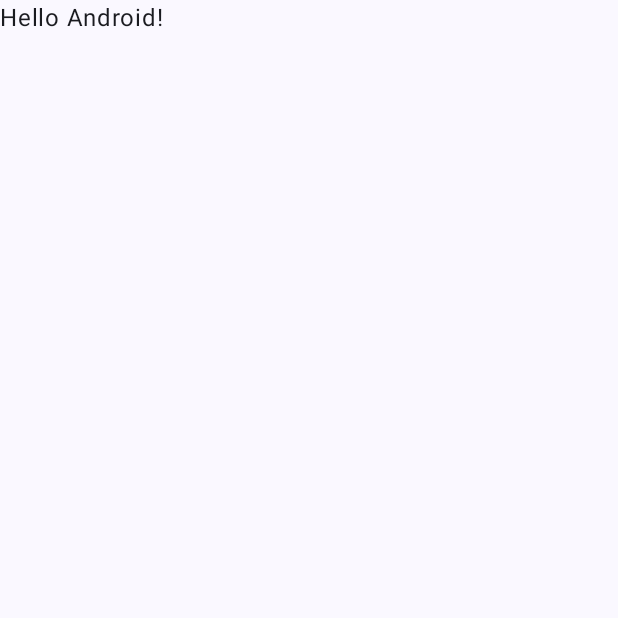
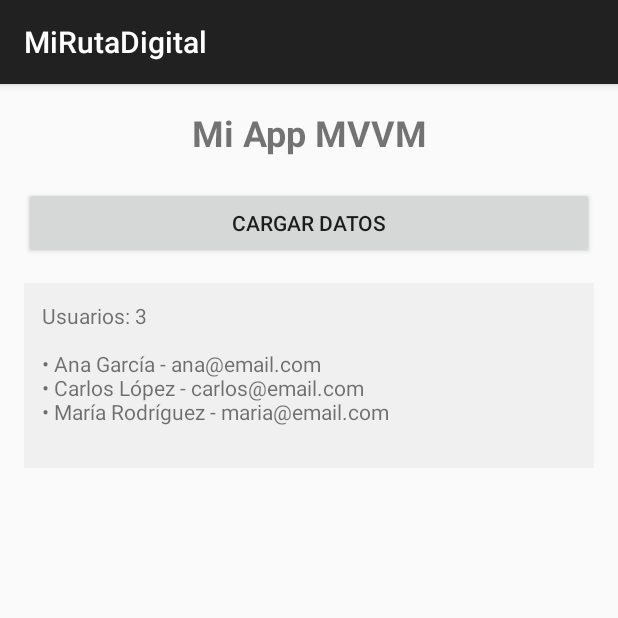
Before and after one commit to EricDiazDeLeon/TSP-Ene-JUn-2025, an Android app built with Jetpack Compose: the screen it shows after launch (MainActivity), on a phone screen of 412 x 824 dp, the top half of it. Before the commit the part shown is almost empty. Run offline under Robolectric (Android 15) with nearby library versions, the phone set to English and light mode, and no system bars.

Commit message:
MVVM (Not final)

```diff
--- a/MiRutaDigital/app/src/main/java/com/example/mirutadigital/MainActivity.kt
+++ /dev/null
@@ -1,47 +0,0 @@
-package com.example.mirutadigital
-
-import android.os.Bundle
-import androidx.activity.ComponentActivity
-import androidx.activity.compose.setContent
-import androidx.activity.enableEdgeToEdge
-import androidx.compose.foundation.layout.fillMaxSize
-import androidx.compose.foundation.layout.padding
-import androidx.compose.material3.Scaffold
-import androidx.compose.material3.Text
-import androidx.compose.runtime.Composable
-import androidx.compose.ui.Modifier
-import androidx.compose.ui.tooling.preview.Preview
-import com.example.mirutadigital.ui.theme.MiRutaDigitalTheme
-
-class MainActivity : ComponentActivity() {
-    override fun onCreate(savedInstanceState: Bundle?) {
-        super.onCreate(savedInstanceState)
-        enableEdgeToEdge()
-        setContent {
-            MiRutaDigitalTheme {
-                Scaffold(modifier = Modifier.fillMaxSize()) { innerPadding ->
-                    Greeting(
-                        name = "Android",
-                        modifier = Modifier.padding(innerPadding)
-                    )
-                }
-            }
-        }
-    }
-}
-
-@Composable
-fun Greeting(name: String, modifier: Modifier = Modifier) {
-    Text(
-        text = "Hello $name!",
-        modifier = modifier
-    )
-}
-
-@Preview(showBackground = true)
-@Composable
-fun GreetingPreview() {
-    MiRutaDigitalTheme {
-        Greeting("Android")
-    }
-}
--- /dev/null
+++ b/MiRutaDigital/app/src/main/java/com/example/mirutadigital/data/model/User.kt
@@ -0,0 +1,8 @@
+package com.example.mirutadigital.data.model
+
+data class User(
+    val id: Int,
+    val name: String,
+    val email: String,
+    val phone: String = ""
+)
--- /dev/null
+++ b/MiRutaDigital/app/src/main/java/com/example/mirutadigital/ui/view/MainActivity.kt
@@ -0,0 +1,43 @@
+package com.example.mirutadigital.ui.view
+
+import android.os.Bundle
+import android.widget.Button
+import android.widget.TextView
+import androidx.appcompat.app.AppCompatActivity
+import com.example.mirutadigital.R
+import com.example.mirutadigital.ui.viewmodel.MainViewModel
+
+class MainActivity : AppCompatActivity() {
+
+    private lateinit var textUserList: TextView
+    private lateinit var buttonRefresh: Button
+
+    private lateinit var viewModel: MainViewModel
+
+    override fun onCreate(savedInstanceState: Bundle?) {
+        super.onCreate(savedInstanceState)
+        setContentView(R.layout.activity_main)
+
+        textUserList = findViewById(R.id.textUserList)
+        buttonRefresh = findViewById(R.id.buttonRefresh)
+
+        viewModel = MainViewModel()
+
+        buttonRefresh.setOnClickListener {
+            viewModel.loadUsers()
+            showUsers()
+        }
+
+        showUsers()
+    }
+
+    private fun showUsers() {
+        val users = viewModel.getUsersDirectly()
+        val userText = StringBuilder()
+        userText.append("Usuarios: ${users.size}\n\n")
+        users.forEach { user ->
+            userText.append("• ${user.name} - ${user.email}\n")
+        }
+        textUserList.text = userText.toString()
+    }
+}
--- /dev/null
+++ b/MiRutaDigital/app/src/main/java/com/example/mirutadigital/ui/viewmodel/MainViewModel.kt
@@ -0,0 +1,31 @@
+package com.example.mirutadigital.ui.viewmodel
+
+import androidx.lifecycle.MutableLiveData
+import androidx.lifecycle.ViewModel
+import com.example.mirutadigital.data.model.User
+
+class MainViewModel : ViewModel() {
+
+    private val sampleUsers = listOf(
+        User(1, "Ana García", "ana@email.com", "123-456-789"),
+        User(2, "Carlos López", "carlos@email.com", "987-654-321"),
+        User(3, "María Rodríguez", "maria@email.com", "555-123-456")
+    )
+
+    val users = MutableLiveData<List<User>>()
+    val isLoading = MutableLiveData<Boolean>()
+
+    fun loadUsers() {
+        isLoading.value = true
+        // Simular carga
+        Thread {
+            Thread.sleep(2000)
+            users.postValue(sampleUsers)
+            isLoading.postValue(false)
+        }.start()
+    }
+
+    fun getUsersDirectly(): List<User> {
+        return sampleUsers
+    }
+}
--- /dev/null
+++ b/MiRutaDigital/app/src/main/res/layout/activity_main.xml
@@ -0,0 +1,42 @@
+<?xml version="1.0" encoding="utf-8"?>
+<LinearLayout xmlns:android="http://schemas.android.com/apk/res/android"
+    android:layout_width="match_parent"
+    android:layout_height="match_parent"
+    android:orientation="vertical"
+    android:padding="16dp">
+
+    <TextView
+        android:id="@+id/titleText"
+        android:layout_width="match_parent"
+        android:layout_height="wrap_content"
+        android:text="Mi App MVVM"
+        android:textSize="24sp"
+        android:textStyle="bold"
+        android:gravity="center"
+        android:layout_marginBottom="20dp" />
+
+    <ProgressBar
+        android:id="@+id/progressBar"
+        android:layout_width="wrap_content"
+        android:layout_height="wrap_content"
+        android:layout_gravity="center"
+        android:visibility="gone"
+        android:layout_marginBottom="16dp" />
+
+    <Button
+        android:id="@+id/buttonRefresh"
+        android:layout_width="match_parent"
+        android:layout_height="wrap_content"
+        android:text="Cargar Datos"
+        android:layout_marginBottom="16dp" />
+
+    <TextView
+        android:id="@+id/textUserList"
+        android:layout_width="match_parent"
+        android:layout_height="wrap_content"
+        android:text="Presiona el botón para cargar datos..."
+        android:textSize="14sp"
+        android:background="#f0f0f0"
+        android:padding="12dp" />
+
+</LinearLayout>
```
Also changed, not shown: MiRutaDigital/app/build.gradle.kts (+18 -0 lines), MiRutaDigital/app/src/main/AndroidManifest.xml (+5 -12 lines), MiRutaDigital/app/src/main/java/com/example/mirutadigital/data/repository/UserRepository.kt (added, +32 -0 lines), MiRutaDigital/app/src/main/res/values/themes.xml (+5 -3 lines), 1 other file.
